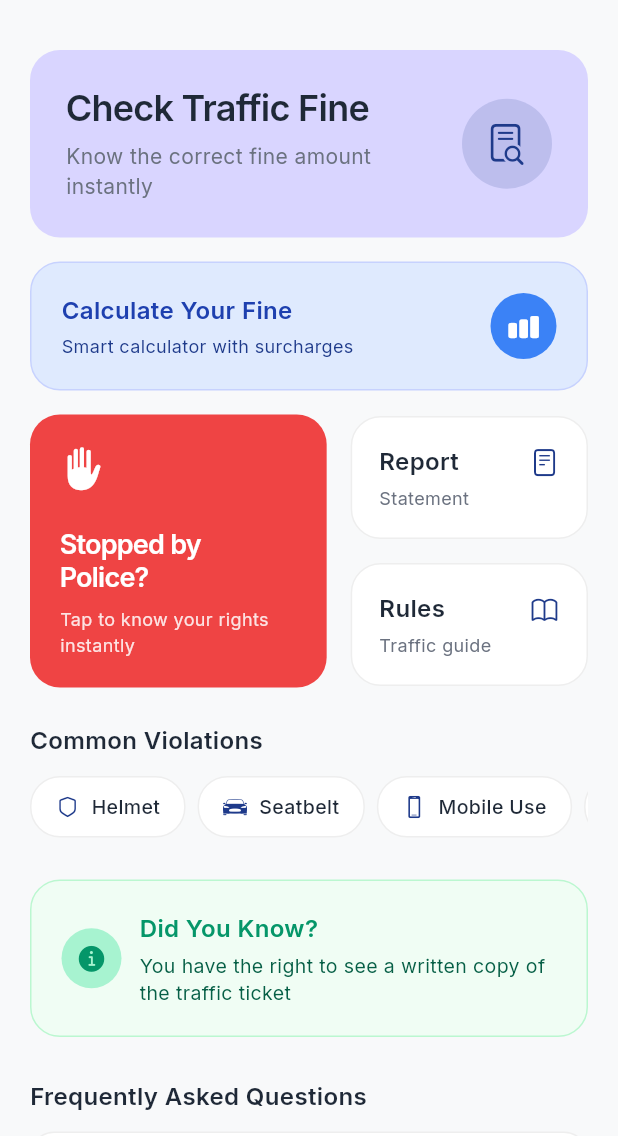
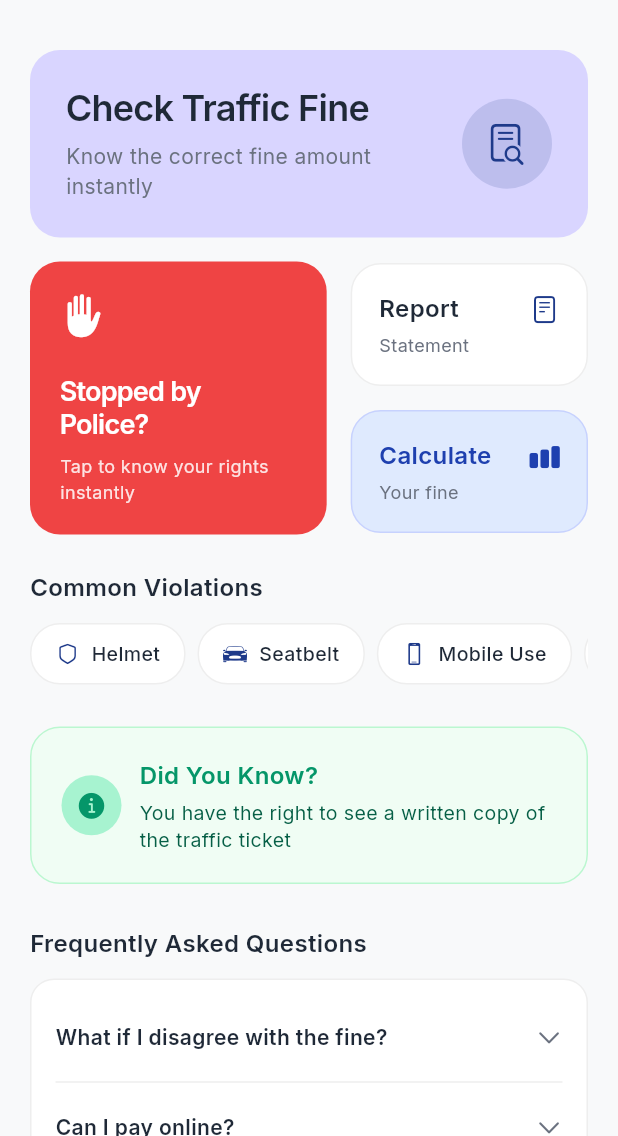
Before and after one commit to vivekvsingh19/traffic_saathi, a Flutter app: the screen it shows after launch, on a phone screen of 412 x 824 dp, the part 100-1236 px from its top. Run offline on Flutter 3.47's test engine with Material 3 defaults, Android fonts, the phone set to English and light mode, and no system bars; our stand-ins replace flutter_riverpod, go_router, google_fonts.

Commit message:
Refactor FineCalculatorScreen and HomeScreen for improved UI consistency and readability

```diff
--- a/lib/features/fine_calculator/fine_calculator_screen.dart
+++ b/lib/features/fine_calculator/fine_calculator_screen.dart
@@ -207,7 +207,7 @@ class _FineCalculatorScreenState extends State<FineCalculatorScreen> {
               Container(
                 padding: const EdgeInsets.all(24),
                 decoration: BoxDecoration(
-                  color: AppTheme.primaryColor,
+                  color: const Color(0xFF1E3A8A),
                   borderRadius: BorderRadius.circular(20),
                 ),
                 child: Column(
@@ -218,7 +218,7 @@ class _FineCalculatorScreenState extends State<FineCalculatorScreen> {
                       style: GoogleFonts.inter(
                         fontSize: 14,
                         fontWeight: FontWeight.w500,
-                        color: AppTheme.darkAccent,
+                        color: Colors.white.withValues(alpha: 0.85),
                       ),
                     ),
                     const SizedBox(height: 12),
@@ -227,7 +227,7 @@ class _FineCalculatorScreenState extends State<FineCalculatorScreen> {
                       style: GoogleFonts.inter(
                         fontSize: 48,
                         fontWeight: FontWeight.w700,
-                        color: AppTheme.darkAccent,
+                        color: Colors.white,
                       ),
                     ),
                     const SizedBox(height: 16),
@@ -237,7 +237,7 @@ class _FineCalculatorScreenState extends State<FineCalculatorScreen> {
                         vertical: 8,
                       ),
                       decoration: BoxDecoration(
-                        color: Colors.white.withValues(alpha: 0.2),
+                        color: Colors.white.withValues(alpha: 0.1),
                         borderRadius: BorderRadius.circular(12),
                       ),
                       child: Text(
@@ -245,7 +245,7 @@ class _FineCalculatorScreenState extends State<FineCalculatorScreen> {
                         style: GoogleFonts.inter(
                           fontSize: 14,
                           fontWeight: FontWeight.w600,
-                          color: AppTheme.darkAccent,
+                          color: Colors.white,
                         ),
                       ),
                     ),
@@ -365,10 +365,10 @@ class _OffenceButton extends StatelessWidget {
       child: Container(
         padding: const EdgeInsets.symmetric(horizontal: 16, vertical: 14),
         decoration: BoxDecoration(
-          color: isSelected ? AppTheme.primaryColor : Colors.white,
+          color: isSelected ? const Color(0xFF1E3A8A) : Colors.white,
           borderRadius: BorderRadius.circular(12),
           border: Border.all(
-            color: isSelected ? AppTheme.primaryColor : Colors.grey.shade200,
+            color: isSelected ? const Color(0xFF1E3A8A) : Colors.grey.shade200,
           ),
         ),
         child: Center(
@@ -377,7 +377,7 @@ class _OffenceButton extends StatelessWidget {
             style: GoogleFonts.inter(
               fontSize: 13,
               fontWeight: FontWeight.w600,
-              color: isSelected ? AppTheme.darkAccent : AppTheme.darkAccent,
+              color: isSelected ? Colors.white : AppTheme.darkAccent,
             ),
           ),
         ),
--- a/lib/features/home/home_screen.dart
+++ b/lib/features/home/home_screen.dart
@@ -47,7 +47,10 @@ class HomeScreen extends StatelessWidget {
                       ],
                     ),
                     Container(
-                      padding: const EdgeInsets.symmetric(horizontal: 12, vertical: 6),
+                      padding: const EdgeInsets.symmetric(
+                        horizontal: 12,
+                        vertical: 6,
+                      ),
                       decoration: BoxDecoration(
                         color: Colors.white,
                         borderRadius: BorderRadius.circular(20),
@@ -110,7 +113,9 @@ class HomeScreen extends StatelessWidget {
                         Container(
                           padding: const EdgeInsets.all(16),
                           decoration: BoxDecoration(
-                            color: AppTheme.primaryColor.withValues(alpha: 0.15),
+                            color: AppTheme.primaryColor.withValues(
+                              alpha: 0.15,
+                            ),
                             shape: BoxShape.circle,
                           ),
                           child: Icon(
@@ -123,64 +128,6 @@ class HomeScreen extends StatelessWidget {
                     ),
                   ),
                 ),
-                const SizedBox(height: 16),
-
-                // Fine Calculator Card
-                InkWell(
-                  onTap: () => context.push('/fine-calculator'),
-                  borderRadius: BorderRadius.circular(20),
-                  child: Container(
-                    padding: const EdgeInsets.all(20),
-                    decoration: BoxDecoration(
-                      color: const Color(0xFFDFEAFE),
-                      borderRadius: BorderRadius.circular(20),
-                      border: Border.all(color: const Color(0xFFC7D2FE)),
-                    ),
-                    child: Row(
-                      mainAxisAlignment: MainAxisAlignment.spaceBetween,
-                      children: [
-                        Expanded(
-                          child: Column(
-                            crossAxisAlignment: CrossAxisAlignment.start,
-                            children: [
-                              Text(
-                                'Calculate Your Fine',
-                                style: GoogleFonts.inter(
-                                  fontSize: 16,
-                                  fontWeight: FontWeight.w600,
-                                  color: const Color(0xFF1E40AF),
-                                ),
-                              ),
-                              const SizedBox(height: 4),
-                              Text(
-                                'Smart calculator with surcharges',
-                                style: GoogleFonts.inter(
-                                  fontSize: 12,
-                                  fontWeight: FontWeight.w400,
-                                  color: const Color(0xFF1E3A8A),
-                                ),
-                              ),
-                            ],
-                          ),
-                        ),
-                        const SizedBox(width: 12),
-                        Container(
-                          padding: const EdgeInsets.all(12),
-                          decoration: BoxDecoration(
-                            color: const Color(0xFF3B82F6),
-                            shape: BoxShape.circle,
-                          ),
-                          child: const Icon(
-                            CupertinoIcons.chart_bar_fill,
-                            color: Colors.white,
-                            size: 20,
-                          ),
-                        ),
-                      ],
-                    ),
-                  ),
-                ),
-
                 const SizedBox(height: 16),
 
                 // Urgent / Tool Actions Grid
@@ -250,7 +197,8 @@ class HomeScreen extends StatelessWidget {
                                 crossAxisAlignment: CrossAxisAlignment.start,
                                 children: [
                                   Row(
-                                    mainAxisAlignment: MainAxisAlignment.spaceBetween,
+                                    mainAxisAlignment:
+                                        MainAxisAlignment.spaceBetween,
                                     children: [
                                       Text(
                                         'Report',
@@ -282,40 +230,43 @@ class HomeScreen extends StatelessWidget {
                           ),
                           const SizedBox(height: 16),
                           InkWell(
-                            onTap: () => context.push('/violations'),
+                            onTap: () => context.push('/fine-calculator'),
                             borderRadius: BorderRadius.circular(20),
                             child: Container(
                               width: double.infinity,
                               padding: const EdgeInsets.all(18),
                               decoration: BoxDecoration(
-                                color: Colors.white,
+                                color: const Color(0xFFDFEAFE),
                                 borderRadius: BorderRadius.circular(20),
-                                border: Border.all(color: Colors.grey.shade200),
+                                border: Border.all(
+                                  color: const Color(0xFFC7D2FE),
+                                ),
                               ),
                               child: Column(
                                 crossAxisAlignment: CrossAxisAlignment.start,
                                 children: [
                                   Row(
-                                    mainAxisAlignment: MainAxisAlignment.spaceBetween,
+                                    mainAxisAlignment:
+                                        MainAxisAlignment.spaceBetween,
                                     children: [
                                       Text(
-                                        'Rules',
+                                        'Calculate',
                                         style: GoogleFonts.inter(
                                           fontSize: 16,
                                           fontWeight: FontWeight.w600,
-                                          color: AppTheme.darkAccent,
+                                          color: const Color(0xFF1E40AF),
                                         ),
                                       ),
                                       const Icon(
-                                        CupertinoIcons.book,
+                                        CupertinoIcons.chart_bar_fill,
                                         size: 20,
-                                        color: AppTheme.primaryColor,
+                                        color: const Color(0xFF1E40AF),
                                       ),
                                     ],
                                   ),
                                   const SizedBox(height: 4),
                                   Text(
-                                    'Traffic guide',
+                                    'Your fine',
                                     style: GoogleFonts.inter(
                                       fontSize: 12,
                                       fontWeight: FontWeight.w400,
@@ -348,13 +299,25 @@ class HomeScreen extends StatelessWidget {
                   physics: const BouncingScrollPhysics(),
                   child: Row(
                     children: [
-                      const _ViolationChip(title: 'Helmet', icon: CupertinoIcons.shield),
+                      const _ViolationChip(
+                        title: 'Helmet',
+                        icon: CupertinoIcons.shield,
+                      ),
                       const SizedBox(width: 8),
-                      const _ViolationChip(title: 'Seatbelt', icon: CupertinoIcons.car_detailed),
+                      const _ViolationChip(
+                        title: 'Seatbelt',
+                        icon: CupertinoIcons.car_detailed,
+                      ),
                       const SizedBox(width: 8),
-                      const _ViolationChip(title: 'Mobile Use', icon: CupertinoIcons.device_phone_portrait),
+                      const _ViolationChip(
+                        title: 'Mobile Use',
+                        icon: CupertinoIcons.device_phone_portrait,
+                      ),
                       const SizedBox(width: 8),
-                      const _ViolationChip(title: 'Drink & Drive', icon: CupertinoIcons.drop),
+                      const _ViolationChip(
+                        title: 'Drink & Drive',
+                        icon: CupertinoIcons.drop,
+                      ),
                     ],
                   ),
                 ),
@@ -441,12 +404,14 @@ class HomeScreen extends StatelessWidget {
                     children: [
                       _FAQItem(
                         question: 'What if I disagree with the fine?',
-                        answer: 'You can appeal within 30 days at traffic court',
+                        answer:
+                            'You can appeal within 30 days at traffic court',
                       ),
                       Divider(color: Colors.grey.shade200),
                       _FAQItem(
                         question: 'Can I pay online?',
-                        answer: 'Yes, most fines can be paid through official traffic portals',
+                        answer:
+                            'Yes, most fines can be paid through official traffic portals',
                       ),
                     ],
                   ),
@@ -534,7 +499,9 @@ class _FAQItemState extends State<_FAQItem> {
                   ),
                 ),
                 Icon(
-                  isExpanded ? CupertinoIcons.chevron_up : CupertinoIcons.chevron_down,
+                  isExpanded
+                      ? CupertinoIcons.chevron_up
+                      : CupertinoIcons.chevron_down,
                   size: 18,
                   color: AppTheme.subtitleColor,
                 ),
```
